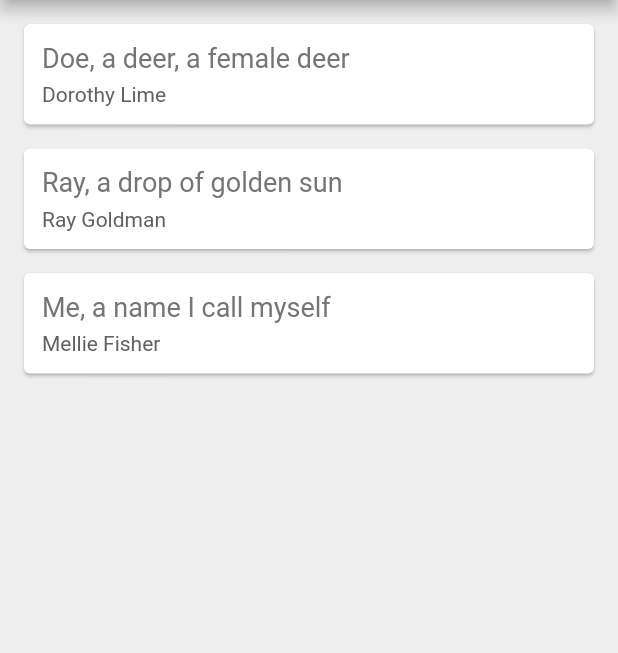
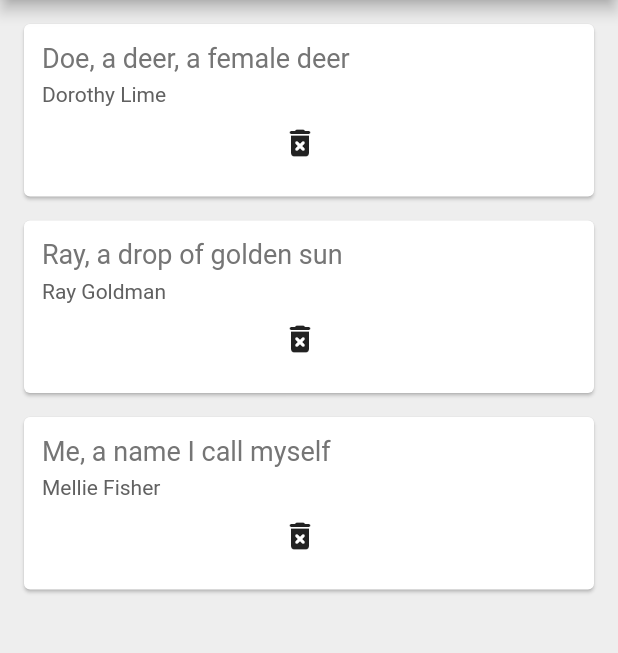
Before and after one commit to DinushiJayasekara/flutter-netninja-quotes, a Flutter app: the screen it shows after launch, on a phone screen of 412 x 824 dp, the part 84-737 px from its top. Run offline on Flutter 3.47's test engine with Material 2 defaults, Android fonts, the phone set to English and light mode, and no system bars.

Commit message:
add-delete-function

```diff
--- a/lib/main.dart
+++ b/lib/main.dart
@@ -38,7 +38,13 @@ class _MyHomePageState extends State<MyHomePage> {
   ];
 
   Widget quoteTemplate(quote) {
-    return QuoteCard(quote: quote);
+    return QuoteCard(
+        quote: quote,
+        delete: () {
+          setState(() {
+            quotes.remove(quote);
+          });
+        });
   }
 
   @override
--- a/lib/quote_card.dart
+++ b/lib/quote_card.dart
@@ -3,7 +3,9 @@ import 'quote.dart';
 
 class QuoteCard extends StatelessWidget {
   final Quote quote;
-  QuoteCard({this.quote});
+  final Function delete;
+
+  QuoteCard({this.quote, this.delete});
 
   @override
   Widget build(BuildContext context) {
@@ -14,11 +16,14 @@ class QuoteCard extends StatelessWidget {
         child: Column(
           crossAxisAlignment: CrossAxisAlignment.stretch,
           children: <Widget>[
-            Text(quote.text,
-                style: TextStyle(
-                  fontSize: 18.0,
-                  color: Colors.grey[600],
-                )),
+            Text(
+              quote.text,
+              style: TextStyle(
+                fontSize: 18.0,
+                color: Colors.grey[600],
+              ),
+              textAlign: TextAlign.justify,
+            ),
             SizedBox(height: 6.0),
             Text(
               quote.author,
@@ -26,7 +31,16 @@ class QuoteCard extends StatelessWidget {
                 fontSize: 14.0,
                 color: Colors.grey[700],
               ),
-            )
+              textAlign: TextAlign.justify,
+            ),
+            SizedBox(
+              width: 6.0,
+            ),
+            FlatButton.icon(
+              onPressed: delete,
+              label: Text(''),
+              icon: Icon(Icons.delete_forever_rounded),
+            ),
           ],
         ),
       ),
```
